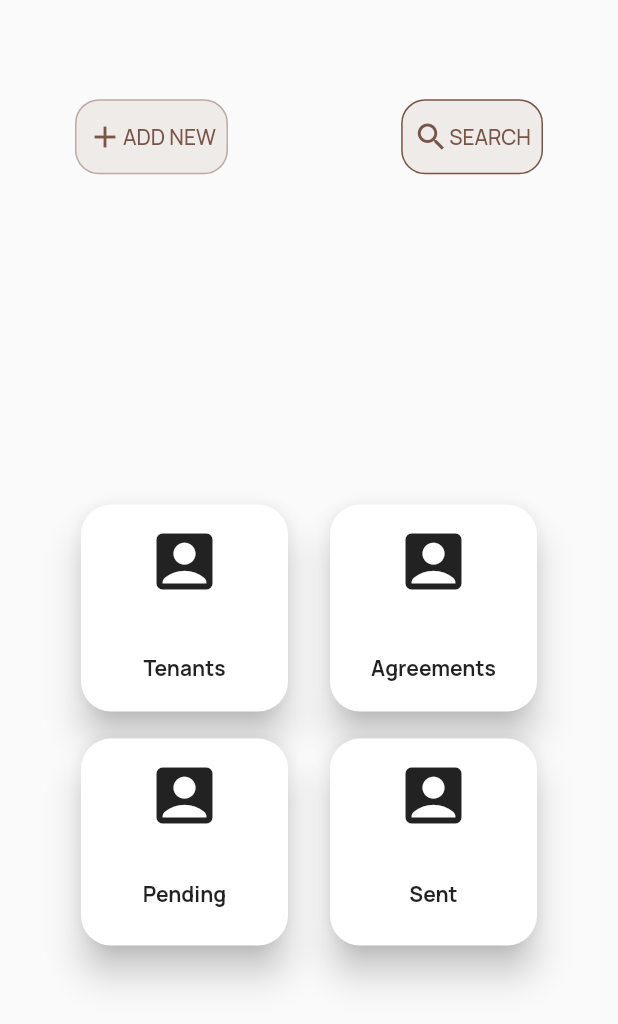
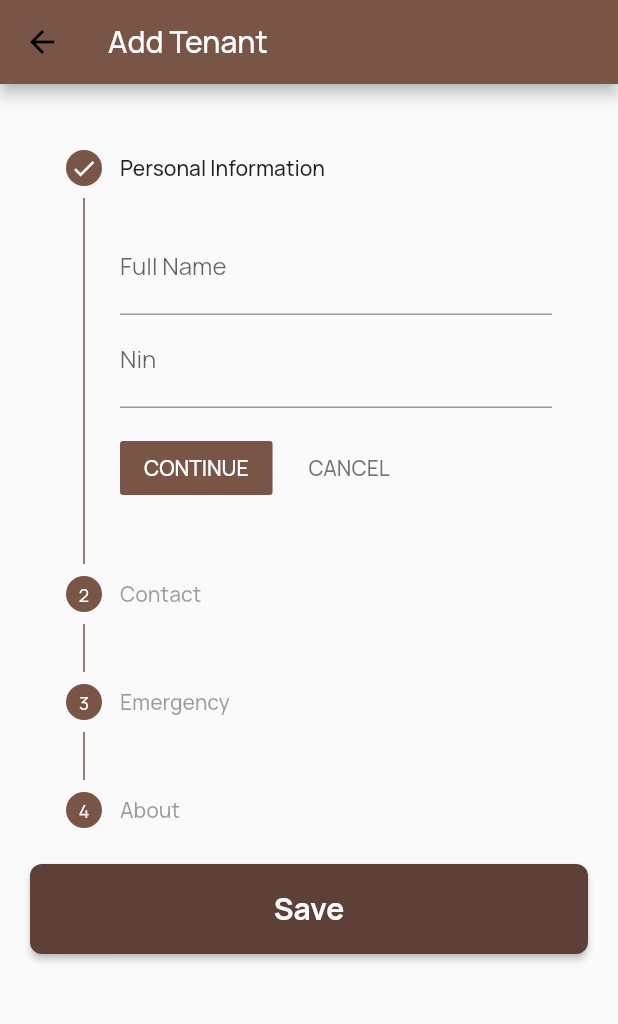
Before and after one commit to maqamylee0/Agreements, a Flutter app: the NewHome screen opened directly, after a tap on "ADD NEW", on a phone screen of 412 x 824 dp. Shown: the top 1024 px of the screen. Run offline on Flutter 3.47's test engine with Material 2 defaults, Android fonts, the phone set to English and light mode, and no system bars; our stand-ins replace cloud_firestore, device_preview, email_validator, firebase_auth, firebase_core, flutter_svg and 4 more; accounts and stored records are empty; network calls fail; project files that could hold a hidden picture were left out.

Commit message:
add tenant page

```diff
--- /dev/null
+++ b/tenant_bureau/lib/dashboard/home/addTenant/add_tenant.dart
@@ -0,0 +1,205 @@
+import 'package:email_validator/email_validator.dart';
+import 'package:flutter/cupertino.dart';
+import 'package:flutter/material.dart';
+
+import 'models/tenant.dart';
+
+class AddTenant extends StatefulWidget {
+  const AddTenant({Key? key}) : super(key: key);
+
+  @override
+  State<AddTenant> createState() => _AddTenantState();
+}
+
+class _AddTenantState extends State<AddTenant> {
+  int _currentStep = 0;
+  TenantModel tenant = TenantModel();
+  GlobalKey<FormState> _formKey = new GlobalKey<FormState>();
+
+  @override
+  Widget build(BuildContext context) {
+
+
+    tapped(int step){
+      setState(() => _currentStep = step);
+    }
+
+    continued(){
+      _currentStep < 3 ?
+      setState(() => _currentStep += 1): null;
+    }
+    cancel(){
+      _currentStep > 0 ?
+      setState(() => _currentStep -= 1) : null;
+    }
+
+
+    return  Scaffold(
+      appBar: AppBar(
+        leading: IconButton(
+          icon: Icon(Icons.arrow_back, color: Colors.black),
+          onPressed: () => Navigator.of(context).pop(),
+        ),
+        title: Text("Add Tenant"),
+      ),
+
+      body: SafeArea(
+        child: SingleChildScrollView(
+          child:
+
+
+
+                 Container(
+                   padding: EdgeInsets.all(20),
+                   child: Column(
+
+                     children: [
+                       Container(
+                         key: _formKey,
+                         child: Stepper(
+
+                          physics: ScrollPhysics(),
+                            currentStep: _currentStep,
+                            onStepTapped: (step) => tapped(step),
+                            onStepContinue: continued,
+                            onStepCancel: cancel,
+                            steps: <Step>[
+                              Step(
+                                title: new Text('Personal Information'),
+                                content: Column(
+                                  children: <Widget>[
+                                    TextFormField(
+                                      keyboardType: TextInputType.text,
+                                      autovalidateMode: AutovalidateMode.onUserInteraction,
+                                      validator: (value)=>
+                                      value == null ? "Enter a name": null,
+                                      decoration: InputDecoration(labelText: 'Full Name'),
+                                      onSaved: (String? value) {
+                                        tenant.name = value;
+                                      },
+                                    ),
+                                    TextFormField(
+                                      autovalidateMode: AutovalidateMode.onUserInteraction,
+                                      validator: (value)=>
+                                      value == null ? "Enter a nin": null,
+                                      decoration: InputDecoration(labelText: 'Nin'),
+                                      onSaved: (String? value) {
+                                        tenant.nin = value;
+                                      },
+                                    ),
+                                  ],
+                                ),
+                                isActive: _currentStep >= 0,
+                                state: _currentStep >= 0 ?
+                                StepState.complete : StepState.disabled,
+                              ),
+                              Step(
+                                title: new Text('Contact'),
+                                content: Column(
+                                  children: <Widget>[
+                                    TextFormField(
+                                      keyboardType: TextInputType.phone,
+                                      decoration: InputDecoration(labelText: 'Phone Number'),
+                                      onSaved: (String? value) {
+                                        tenant.phone = value;
+                                      },
+                                    ),
+                                    TextFormField(
+                                      autovalidateMode: AutovalidateMode.onUserInteraction,
+                                      keyboardType: TextInputType.emailAddress,
+                                      validator: (email)=>
+                                      email != null && EmailValidator.validate(email) ?  null:"Enter valid Email",
+                                      decoration: InputDecoration(labelText: 'Email Address'),
+                                      onSaved: (String? value) {
+                                        tenant.email = value;
+                                      },
+                                    ),
+                                  ],
+                                ),
+                                isActive: _currentStep >= 0,
+                                state: _currentStep >= 1 ?
+                                StepState.complete : StepState.disabled,
+                              ),
+
+                              Step(
+                                title: new Text('Emergency'),
+                                content: Column(
+                                  children: <Widget>[
+                                    TextFormField(
+                                      keyboardType: TextInputType.text,
+                                      autovalidateMode: AutovalidateMode.onUserInteraction,
+                                      validator: (value)=>
+                                      value == null ? "Enter a next of kin": null,
+                                      decoration: InputDecoration(labelText: 'Next of Kin'),
+                                      onSaved: (String? value) {
+                                        tenant.nextOfKin = value;
+                                      },
+                                    ),
+                                    TextFormField(
+                                      keyboardType: TextInputType.phone,
+                                      decoration: InputDecoration(labelText: 'Emergency Contact'),
+                                      onSaved: (String? value) {
+                                        tenant.emergencyPhone = value;
+                                      },
+                                    ),
+                                  ],
+                                ),
+                                isActive: _currentStep >= 0,
+                                state: _currentStep >= 2 ?
+                                StepState.complete : StepState.disabled,
+                              ),
+                              Step(
+                                title: new Text('About'),
+                                content: Column(
+                                  children: <Widget>[
+                                    TextFormField(
+                                      keyboardType: TextInputType.phone,
+                                      decoration: InputDecoration(labelText: 'Previous landlord Number'),
+                                      onSaved: (String? value) {
+                                        tenant.previousLandLordPhone = value;
+                                      },
+                                    ),
+                                    TextFormField(
+                                      keyboardType: TextInputType.phone,
+                                      decoration: InputDecoration(labelText: 'Current Employer Contact'),
+                                      onSaved: (String? value) {
+                                        tenant.currentEmployerPhone = value;
+                                      },
+                                    ),
+                                  ],
+                                ),
+                                isActive:_currentStep >= 0,
+                                state: _currentStep >= 3 ?
+                                StepState.complete : StepState.disabled,
+                              ),
+                            ],
+                          ),
+                       ),
+                       ElevatedButton(
+
+                         child: Text("Save",style: TextStyle(fontWeight:FontWeight.bold,fontSize: 20),),
+                         onPressed: () => {
+                           print(tenant.name)
+                           // auth.signIn(context, emailController.text, passwordController.text)
+                         },
+                         style: ElevatedButton.styleFrom(
+                           minimumSize: Size.fromHeight(60),
+                           primary: Colors.brown[700],
+                           onPrimary: Colors.white,
+                           shape: RoundedRectangleBorder(
+                             borderRadius: BorderRadius.circular(8.0),
+                           ),
+                         ),
+                       ),
+                     ],
+                   ),
+                 ),
+
+
+          ),
+        ),
+
+      );
+
+  }
+}
--- /dev/null
+++ b/tenant_bureau/lib/dashboard/home/addTenant/models/tenant.dart
@@ -0,0 +1,45 @@
+class TenantModel {
+  String? landlordUid;
+  String? name;
+  String? nin;
+  String? phone;
+  String? email;
+  String? nextOfKin;
+  String? emergencyPhone;
+  String? previousLandLordPhone;
+  String? currentEmployerPhone;
+
+
+  TenantModel({this.landlordUid,this.name,this.nin,this.phone, this.email, this.nextOfKin,this.emergencyPhone,this.previousLandLordPhone,this.currentEmployerPhone});
+
+  // receiving data from server
+  factory TenantModel.fromMap(map) {
+    return TenantModel(
+      landlordUid: map['landlordUid'], nin: map['nin'],
+      name: map['name'],
+      phone: map['phone'],
+      email: map['email'],
+      nextOfKin: map['nextOfKin'],
+      emergencyPhone: map['emergencyPhone'],
+      previousLandLordPhone: map['previousLandLordPhone'],
+      currentEmployerPhone: map['currentEmployerPhone']
+
+    );
+  }
+
+  // sending data to our server
+  Map<String, dynamic> toMap() {
+    return {
+      'landlordUid': landlordUid,
+      'name': name,
+      'nin': nin,
+      'phone': phone,
+      'email': email,
+      'nextOfKin': nextOfKin,
+      'emergencyPhone':emergencyPhone,
+      'previousLandLordPhone':previousLandLordPhone,
+      'currentEmployerPhone':currentEmployerPhone
+
+    };
+  }
+}
--- a/tenant_bureau/lib/dashboard/home/newhome.dart
+++ b/tenant_bureau/lib/dashboard/home/newhome.dart
@@ -1,5 +1,7 @@
 import 'package:flutter/cupertino.dart';
 import 'package:flutter/material.dart';
+
+import 'addTenant/add_tenant.dart';
 
 class NewHome extends StatefulWidget {
   const NewHome({Key? key}) : super(key: key);
@@ -12,6 +14,7 @@ class _NewHomeState extends State<NewHome> {
   @override
   Widget build(BuildContext context) {
     return Scaffold(
+
       body: SingleChildScrollView(
 
       child:
@@ -29,7 +32,10 @@ class _NewHomeState extends State<NewHome> {
                       height: 50,
                       child:
                       TextButton(
-                          onPressed:(){},
+                          onPressed:(){
+                            Navigator.push(context,
+                                MaterialPageRoute(builder: (context) => const AddTenant()));
+                          },
                           style: ButtonStyle(
                               foregroundColor: MaterialStateProperty.all<Color>(Colors.brown),
                               backgroundColor:MaterialStateProperty.all<Color>(Colors.brown.shade50) ,
@@ -46,6 +52,7 @@ class _NewHomeState extends State<NewHome> {
                           child: Row(
                             mainAxisAlignment: MainAxisAlignment.spaceAround,
                             children: const [
+
                               Icon(Icons.add),
                               Text("ADD NEW")
                             ],
--- a/tenant_bureau/lib/main.dart
+++ b/tenant_bureau/lib/main.dart
@@ -3,6 +3,7 @@
 import 'package:device_preview/device_preview.dart';
 import 'package:firebase_core/firebase_core.dart';
 import 'package:flutter/material.dart';
+import 'package:tenant_bureau/dashboard/home/newhome.dart';
 import 'package:tenant_bureau/views/register.dart';
 import 'package:tenant_bureau/views/reset.dart';
 import 'package:tenant_bureau/views/verifyEmail.dart';
@@ -35,11 +36,12 @@ class MyApp extends StatelessWidget {
     return MaterialApp(
       theme: ThemeData(
         fontFamily: 'Manrope',
+        primarySwatch:Colors.brown
       ),
       scaffoldMessengerKey: Utils.messengerKey,
       navigatorKey: navigatorKey,
       debugShowCheckedModeBanner: false,
-      home: Welcome(),
+      home: NewHome(),
       routes: {
         'register': (context) => const MyRegister(),
         'login': (context) => const MyLogin(),
--- a/tenant_bureau/lib/services/auth.dart
+++ b/tenant_bureau/lib/services/auth.dart
@@ -12,6 +12,7 @@ import 'package:tenant_bureau/views/reset.dart';
 import 'package:tenant_bureau/views/verifyEmail.dart';
 
 import '../../main.dart';
+import '../dashboard/home/home.dart';
 
 class Auth{
   String? errorMessage;
@@ -100,9 +101,8 @@ class Auth{
     try{
       await FirebaseAuth.instance.signInWithEmailAndPassword(email: email.trim(), password:password.trim());
 
-      Navigator.push(
-          context,
-          MaterialPageRoute(builder: (context) =>  HomePage())
+      Navigator.push(context,
+          MaterialPageRoute(builder: (context) => const Home())
 
       );
     } on FirebaseException catch(e){
```
Also changed, not shown: tenant_bureau/lib/views/login.dart (+21 -19 lines).
